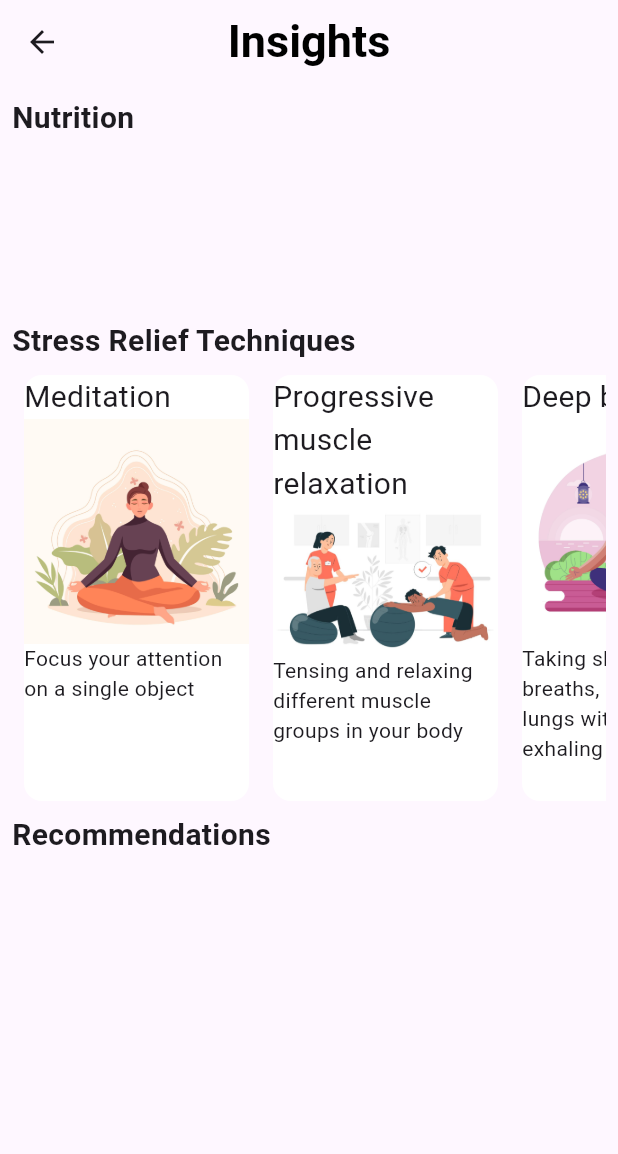
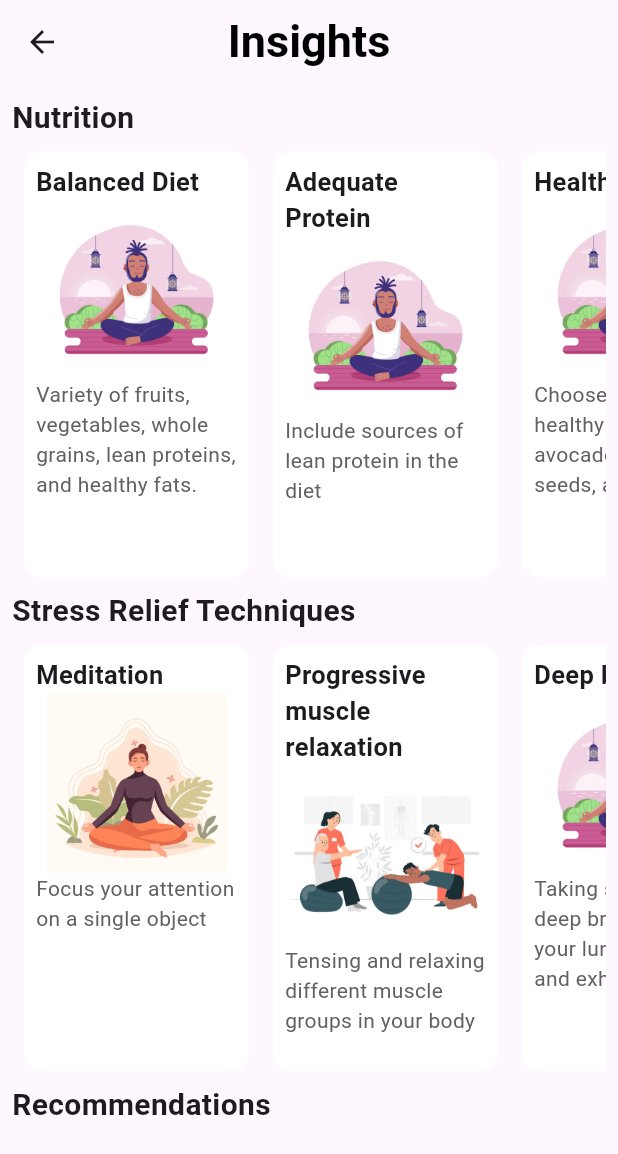
Before and after one commit to frankamale/carePulse, a Flutter app: the Insights screen opened directly, on a phone screen of 412 x 824 dp. Shown: the top 1154 px of the screen. Run offline on Flutter 3.47's test engine with Material 3 defaults, Android fonts, the light colour scheme and no system bars.

Commit message:
second commit

```diff
--- a/lib/components/scrollTile.dart
+++ b/lib/components/scrollTile.dart
@@ -16,24 +16,36 @@ class ScrollTile extends StatelessWidget {
               color: Colors.white,
               borderRadius: BorderRadius.circular(12),
             ),
+            child: Padding(
+              padding: const EdgeInsets.all(8.0),
               child: Column(
                 crossAxisAlignment: CrossAxisAlignment.start,
                 children: [
                   //title
                   Text(tile.title,
                     style: const TextStyle(
-                    fontSize: 20
+                      fontSize: 17,
+                          fontWeight: FontWeight.bold
                     ),
                   ),
 
                   //image
-                Image.asset(tile.imagePath),
+                  Center(
+                    child: Image.asset(tile.imagePath,
+                    height: 120,
+                    ),
+                  ),
 
                   //description
 
-                Text(tile.description)
+                  Text(tile.description,
+                    style: TextStyle(
+                      color: Colors.grey[700]
+                    ),
+                  )
 
                 ],
+              ),
             )
         ),
       ),
--- a/lib/models/items.dart
+++ b/lib/models/items.dart
@@ -25,4 +25,62 @@ class Items {
         imagePath: 'lib/assets/exercise2.jpg'
     ),
   ];
+
+  List <Tile> nutrition =[
+    Tile(
+        title: 'Balanced Diet',
+        description: 'Variety of fruits, vegetables, whole grains, lean proteins, and healthy fats.',
+        imagePath: 'lib/assets/breathe2.jpg'
+    ),
+    Tile(
+        title: 'Adequate Protein',
+        description: 'Include sources of lean protein in the diet',
+        imagePath: 'lib/assets/breathe2.jpg'
+    ),
+    Tile(
+        title: 'Healthy Fats',
+        description: 'Choose sources of healthy fats, such as avocados, nuts, seeds, and olive oil.',
+        imagePath: 'lib/assets/breathe2.jpg'
+    ),
+    Tile(
+        title: 'Vitamins and Minerals',
+        description: 'Adequate intake of vitamins A, C, D, and E, as well as zinc and selenium',
+        imagePath: 'lib/assets/breathe2.jpg'
+    ),
+    Tile(
+        title: 'Hydration',
+        description: 'Take plenty of fluids',
+        imagePath: 'lib/assets/breathe2.jpg'
+    ),
+    Tile(
+        title: 'Limit Processed Foods',
+        description: 'Minimize the consumption of processed and sugary foods',
+        imagePath: 'lib/assets/breathe2.jpg'
+    ),
+    Tile(
+        title: 'Small, Frequent Meals',
+        description: 'Eat small, more frequent meals throughout the day',
+        imagePath: 'lib/assets/breathe2.jpg'
+    ),
+    Tile(
+        title: 'Manage Side Effects',
+        description: 'Address nutritional challenges or side effects of medications',
+        imagePath: 'lib/assets/breathe2.jpg'
+    ),
+    Tile(
+        title: 'Supplements',
+        description: 'Discuss with professionals the need for supplements',
+        imagePath: 'lib/assets/breathe2.jpg'
+    ),
+
+  ];
+
+  List<Tile> recommendation = [
+    Tile(
+        title: 'Supplements',
+        description: 'Discuss with professionals the need for any supplements',
+        imagePath: 'lib/assets/breathe2.jpg'
+    ),
+
+  ];
 }
--- a/lib/pages/2_Insights.dart
+++ b/lib/pages/2_Insights.dart
@@ -30,7 +30,8 @@ class _InsightsState extends State<Insights> {
         ),
       ),
 
-      body:  Padding(
+      body:  SingleChildScrollView(
+        child: Padding(
           //title
         padding: const EdgeInsets.all(8.0),
           child: Column(
@@ -42,10 +43,21 @@ class _InsightsState extends State<Insights> {
               )
           ),
 
-            Container(
-              height: 120,
+              //listview for nutrition
+              SizedBox(
+                height: 300,
+                child: ListView.builder(
+                  itemCount: item.nutrition.length,
+                  scrollDirection: Axis.horizontal,
+                  itemBuilder: (context, index) {
+                    return ScrollTile(
+                      tile: Tile(title: item.nutrition[index].title, description: item.nutrition[index].description, imagePath: item.nutrition[index].imagePath),
+                    );
+                  },
+                ),
               ),
 
+              //title for stress relief techniques
               const Text('Stress Relief Techniques', style: TextStyle(
                 fontSize: 20,
                 fontWeight: FontWeight.bold,
@@ -81,6 +93,7 @@ class _InsightsState extends State<Insights> {
               ),
             ],
           ),
+        ),
       )
     );
   }
```
Lines whose indentation alone changed are shown as unchanged.
